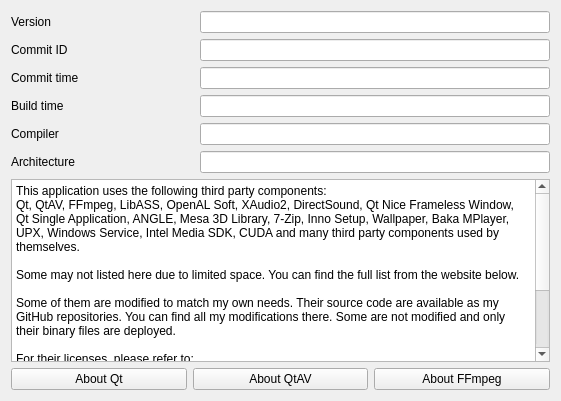
This is src/ddmain/forms/aboutdialog.ui in wangwenx190/dynamic-desktop as Qt 5 draws it before an edit. The edited form follows.
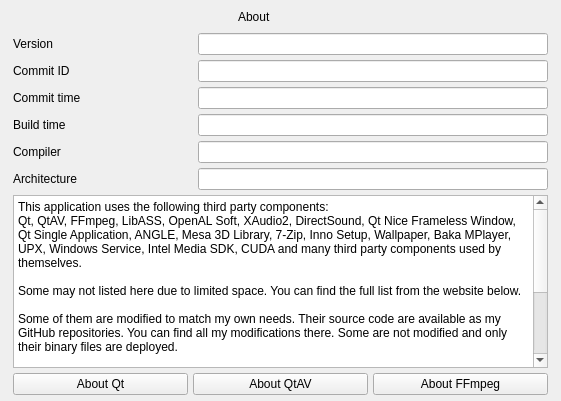
This is the edited form. Custom widgets are drawn as their Qt base class.

Patch:
```diff
--- a/src/ddmain/forms/aboutdialog.ui
+++ b/src/ddmain/forms/aboutdialog.ui
@@ -14,6 +14,165 @@
    <string>About</string>
   </property>
   <layout class="QVBoxLayout" name="verticalLayout">
+   <property name="spacing">
+    <number>5</number>
+   </property>
+   <property name="leftMargin">
+    <number>13</number>
+   </property>
+   <property name="topMargin">
+    <number>6</number>
+   </property>
+   <property name="rightMargin">
+    <number>13</number>
+   </property>
+   <property name="bottomMargin">
+    <number>6</number>
+   </property>
+   <item>
+    <widget class="QWidget" name="widget_windowTitleBar" native="true">
+     <property name="sizePolicy">
+      <sizepolicy hsizetype="Preferred" vsizetype="Fixed">
+       <horstretch>0</horstretch>
+       <verstretch>0</verstretch>
+      </sizepolicy>
+     </property>
+     <property name="maximumSize">
+      <size>
+       <width>16777215</width>
+       <height>30</height>
+      </size>
+     </property>
+     <layout class="QHBoxLayout" name="horizontalLayout_2">
+      <property name="spacing">
+       <number>0</number>
+      </property>
+      <property name="leftMargin">
+       <number>0</number>
+      </property>
+      <property name="topMargin">
+       <number>0</number>
+      </property>
+      <property name="rightMargin">
+       <number>0</number>
+      </property>
+      <property name="bottomMargin">
+       <number>0</number>
+      </property>
+      <item>
+       <widget class="QLabel" name="label_windowIcon">
+        <property name="sizePolicy">
+         <sizepolicy hsizetype="Fixed" vsizetype="Fixed">
+          <horstretch>0</horstretch>
+          <verstretch>0</verstretch>
+         </sizepolicy>
+        </property>
+        <property name="maximumSize">
+         <size>
+          <width>20</width>
+          <height>20</height>
+         </size>
+        </property>
+        <property name="text">
+         <string/>
+        </property>
+        <property name="scaledContents">
+         <bool>true</bool>
+        </property>
+       </widget>
+      </item>
+      <item>
+       <spacer name="horizontalSpacer">
+        <property name="orientation">
+         <enum>Qt::Horizontal</enum>
+        </property>
+        <property name="sizeHint" stdset="0">
+         <size>
+          <width>40</width>
+          <height>20</height>
+         </size>
+        </property>
+       </spacer>
+      </item>
+      <item>
+       <widget class="QLabel" name="label_windowTitle">
+        <property name="sizePolicy">
+         <sizepolicy hsizetype="Preferred" vsizetype="Fixed">
+          <horstretch>0</horstretch>
+          <verstretch>0</verstretch>
+         </sizepolicy>
+        </property>
+        <property name="maximumSize">
+         <size>
+          <width>16777215</width>
+          <height>30</height>
+         </size>
+        </property>
+        <property name="text">
+         <string>About</string>
+        </property>
+       </widget>
+      </item>
+      <item>
+       <spacer name="horizontalSpacer_5">
+        <property name="orientation">
+         <enum>Qt::Horizontal</enum>
+        </property>
+        <property name="sizeHint" stdset="0">
+         <size>
+          <width>40</width>
+          <height>20</height>
+         </size>
+        </property>
+       </spacer>
+      </item>
+      <item>
+       <widget class="QPushButton" name="pushButton_minimize">
+        <property name="sizePolicy">
+         <sizepolicy hsizetype="Fixed" vsizetype="Fixed">
+          <horstretch>0</horstretch>
+          <verstretch>0</verstretch>
+         </sizepolicy>
+        </property>
+        <property name="maximumSize">
+         <size>
+          <width>30</width>
+          <height>30</height>
+         </size>
+        </property>
+        <property name="text">
+         <string/>
+        </property>
+        <property name="flat">
+         <bool>true</bool>
+        </property>
+       </widget>
+      </item>
+      <item>
+       <widget class="QPushButton" name="pushButton_close">
+        <property name="sizePolicy">
+         <sizepolicy hsizetype="Fixed" vsizetype="Fixed">
+          <horstretch>0</horstretch>
+          <verstretch>0</verstretch>
+         </sizepolicy>
+        </property>
+        <property name="maximumSize">
+         <size>
+          <width>30</width>
+          <height>30</height>
+         </size>
+        </property>
+        <property name="text">
+         <string/>
+        </property>
+        <property name="flat">
+         <bool>true</bool>
+        </property>
+       </widget>
+      </item>
+     </layout>
+    </widget>
+   </item>
    <item>
     <layout class="QHBoxLayout" name="horizontalLayout_5">
      <item>
@@ -361,6 +520,14 @@
    </item>
   </layout>
  </widget>
+ <customwidgets>
+  <customwidget>
+   <class>CFramelessWindow</class>
+   <extends>QWidget</extends>
+   <header>qtniceframelesswindow.h</header>
+   <container>1</container>
+  </customwidget>
+ </customwidgets>
  <resources/>
  <connections/>
 </ui>
```
Left out of the diff: 2 changed lines with no effect on the pictures.
